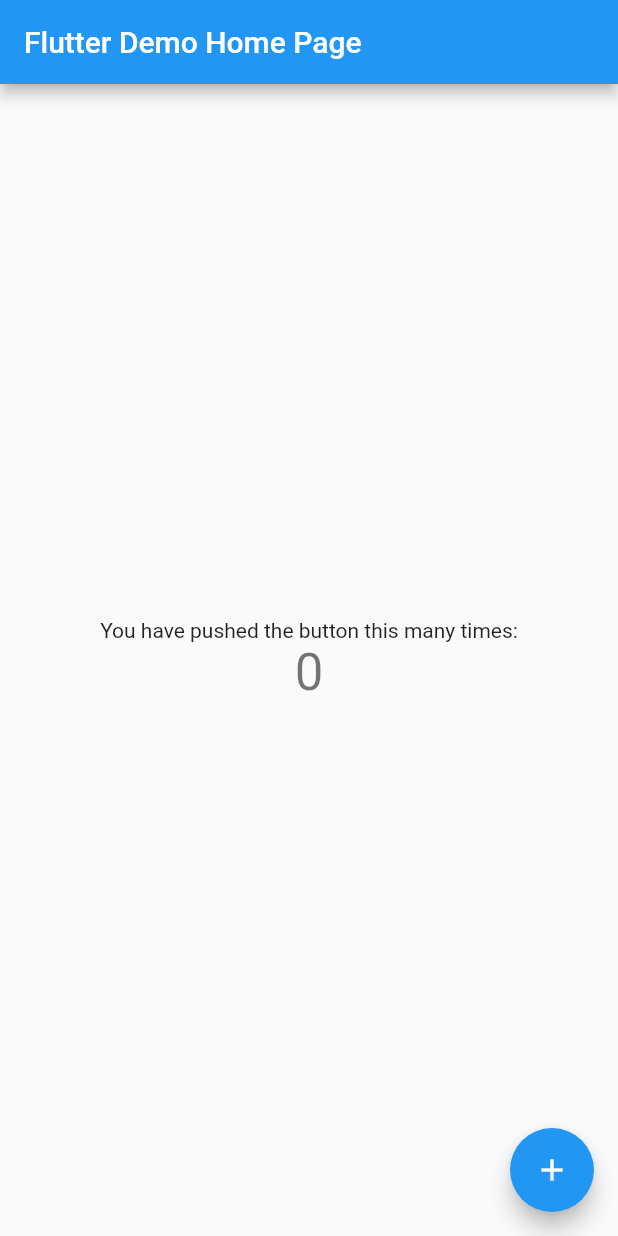
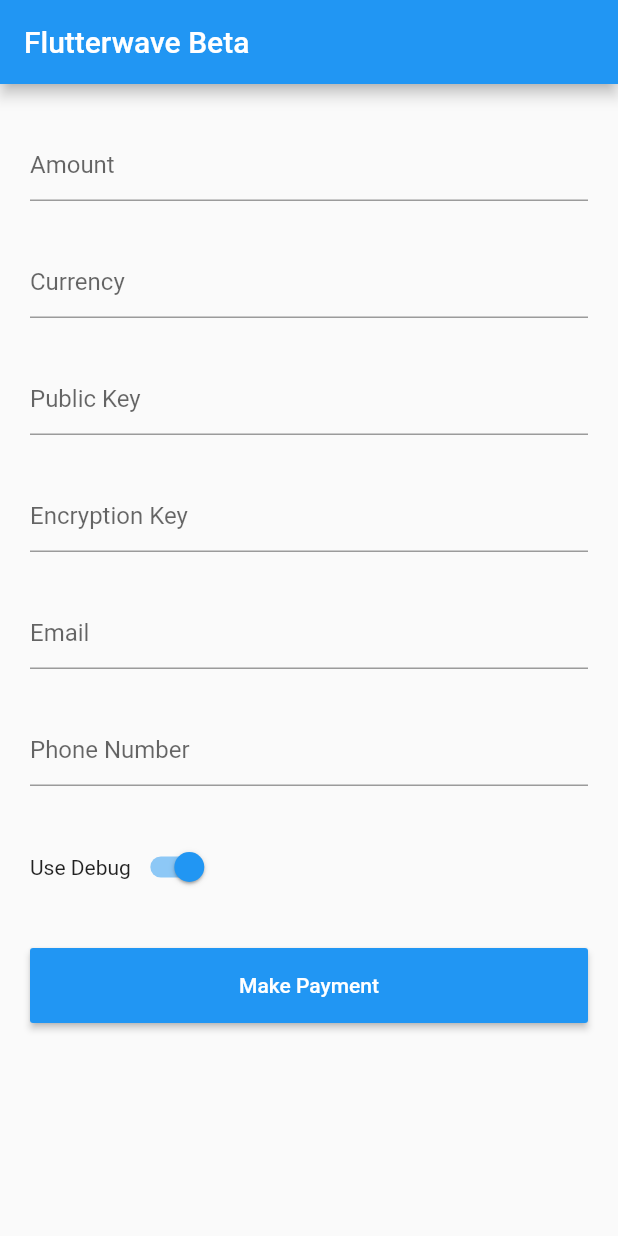
Before and after one commit to EhisEA/flutter_payment_test, a Flutter app: the screen it shows after launch, on a phone screen of 412 x 824 dp. Run offline on Flutter 3.47's test engine with Material 2 defaults, Android fonts, the phone set to English and light mode, and no system bars; missing offline and left inert: flutterwave.

```diff
--- a/lib/main.dart
+++ b/lib/main.dart
@@ -1,47 +1,22 @@
 import 'package:flutter/material.dart';
+import 'package:flutterwave/flutterwave.dart';
 
 void main() {
   runApp(MyApp());
 }
 
 class MyApp extends StatelessWidget {
-  // This widget is the root of your application.
   @override
   Widget build(BuildContext context) {
     return MaterialApp(
       title: 'Flutter Demo',
-      theme: ThemeData(
-        // This is the theme of your application.
-        //
-        // Try running your application with "flutter run". You'll see the
-        // application has a blue toolbar. Then, without quitting the app, try
-        // changing the primarySwatch below to Colors.green and then invoke
-        // "hot reload" (press "r" in the console where you ran "flutter run",
-        // or simply save your changes to "hot reload" in a Flutter IDE).
-        // Notice that the counter didn't reset back to zero; the application
-        // is not restarted.
-        primarySwatch: Colors.blue,
-        // This makes the visual density adapt to the platform that you run
-        // the app on. For desktop platforms, the controls will be smaller and
-        // closer together (more dense) than on mobile platforms.
-        visualDensity: VisualDensity.adaptivePlatformDensity,
-      ),
-      home: MyHomePage(title: 'Flutter Demo Home Page'),
+      home: MyHomePage(title: 'Flutterwave Beta'),
     );
   }
 }
 
 class MyHomePage extends StatefulWidget {
   MyHomePage({Key key, this.title}) : super(key: key);
-
-  // This widget is the home page of your application. It is stateful, meaning
-  // that it has a State object (defined below) that contains fields that affect
-  // how it looks.
-
-  // This class is the configuration for the state. It holds the values (in this
-  // case the title) provided by the parent (in this case the App widget) and
-  // used by the build method of the State. Fields in a Widget subclass are
-  // always marked "final".
 
   final String title;
 
@@ -50,68 +25,245 @@ class MyHomePage extends StatefulWidget {
 }
 
 class _MyHomePageState extends State<MyHomePage> {
-  int _counter = 0;
+  final formKey = GlobalKey<FormState>();
+  final amountController = TextEditingController();
+  final currencyController = TextEditingController();
+  final narrationController = TextEditingController();
+  final publicKeyController = TextEditingController();
+  final encryptionKeyController = TextEditingController();
+  final emailController = TextEditingController();
+  final phoneNumberController = TextEditingController();
 
-  void _incrementCounter() {
-    setState(() {
-      // This call to setState tells the Flutter framework that something has
-      // changed in this State, which causes it to rerun the build method below
-      // so that the display can reflect the updated values. If we changed
-      // _counter without calling setState(), then the build method would not be
-      // called again, and so nothing would appear to happen.
-      _counter++;
-    });
-  }
+  String selectedCurrency = "";
+
+  bool isDebug = true;
 
   @override
   Widget build(BuildContext context) {
-    // This method is rerun every time setState is called, for instance as done
-    // by the _incrementCounter method above.
-    //
-    // The Flutter framework has been optimized to make rerunning build methods
-    // fast, so that you can just rebuild anything that needs updating rather
-    // than having to individually change instances of widgets.
+    this.currencyController.text = this.selectedCurrency;
+
     return Scaffold(
       appBar: AppBar(
-        // Here we take the value from the MyHomePage object that was created by
-        // the App.build method, and use it to set our appbar title.
         title: Text(widget.title),
       ),
-      body: Center(
-        // Center is a layout widget. It takes a single child and positions it
-        // in the middle of the parent.
-        child: Column(
-          // Column is also a layout widget. It takes a list of children and
-          // arranges them vertically. By default, it sizes itself to fit its
-          // children horizontally, and tries to be as tall as its parent.
-          //
-          // Invoke "debug painting" (press "p" in the console, choose the
-          // "Toggle Debug Paint" action from the Flutter Inspector in Android
-          // Studio, or the "Toggle Debug Paint" command in Visual Studio Code)
-          // to see the wireframe for each widget.
-          //
-          // Column has various properties to control how it sizes itself and
-          // how it positions its children. Here we use mainAxisAlignment to
-          // center the children vertically; the main axis here is the vertical
-          // axis because Columns are vertical (the cross axis would be
-          // horizontal).
-          mainAxisAlignment: MainAxisAlignment.center,
-          children: <Widget>[
-            Text(
-              'You have pushed the button this many times:',
-            ),
-            Text(
-              '$_counter',
-              style: Theme.of(context).textTheme.headline4,
-            ),
-          ],
+      body: Container(
+        width: double.infinity,
+        margin: EdgeInsets.fromLTRB(20, 10, 20, 10),
+        child: Form(
+          key: this.formKey,
+          child: ListView(
+            children: <Widget>[
+              Container(
+                margin: EdgeInsets.fromLTRB(0, 20, 0, 10),
+                child: TextFormField(
+                  controller: this.amountController,
+                  textInputAction: TextInputAction.next,
+                  keyboardType: TextInputType.number,
+                  style: TextStyle(color: Colors.black),
+                  decoration: InputDecoration(hintText: "Amount"),
+                  validator: (value) =>
+                      value.isNotEmpty ? null : "Amount is required",
+                ),
+              ),
+              Container(
+                margin: EdgeInsets.fromLTRB(0, 20, 0, 10),
+                child: TextFormField(
+                  controller: this.currencyController,
+                  textInputAction: TextInputAction.next,
+                  style: TextStyle(color: Colors.black),
+                  readOnly: true,
+                  onTap: this._openBottomSheet,
+                  decoration: InputDecoration(
+                    hintText: "Currency",
+                  ),
+                  validator: (value) =>
+                      value.isNotEmpty ? null : "Currency is required",
+                ),
+              ),
+              Container(
+                margin: EdgeInsets.fromLTRB(0, 20, 0, 10),
+                child: TextFormField(
+                  controller: this.publicKeyController,
+                  textInputAction: TextInputAction.next,
+                  style: TextStyle(color: Colors.black),
+                  obscureText: true,
+                  decoration: InputDecoration(
+                    hintText: "Public Key",
+                  ),
+                ),
+              ),
+              Container(
+                margin: EdgeInsets.fromLTRB(0, 20, 0, 10),
+                child: TextFormField(
+                  controller: this.encryptionKeyController,
+                  textInputAction: TextInputAction.next,
+                  style: TextStyle(color: Colors.black),
+                  obscureText: true,
+                  decoration: InputDecoration(
+                    hintText: "Encryption Key",
+                  ),
+                ),
+              ),
+              Container(
+                margin: EdgeInsets.fromLTRB(0, 20, 0, 10),
+                child: TextFormField(
+                  controller: this.emailController,
+                  textInputAction: TextInputAction.next,
+                  style: TextStyle(color: Colors.black),
+                  decoration: InputDecoration(
+                    hintText: "Email",
+                  ),
+                  validator: (value) =>
+                      value.isNotEmpty ? null : "Email is required",
+                ),
+              ),
+              Container(
+                margin: EdgeInsets.fromLTRB(0, 20, 0, 10),
+                child: TextFormField(
+                  controller: this.phoneNumberController,
+                  textInputAction: TextInputAction.next,
+                  style: TextStyle(color: Colors.black),
+                  decoration: InputDecoration(
+                    hintText: "Phone Number",
+                  ),
+                  validator: (value) =>
+                      value.isNotEmpty ? null : "Phone Number is required",
+                ),
+              ),
+              Container(
+                width: double.infinity,
+                margin: EdgeInsets.fromLTRB(0, 20, 0, 10),
+                child: Row(
+                  // mainAxisAlignment: MainAxisAlignment.spaceBetween,
+                  children: [
+                    Text("Use Debug"),
+                    Switch(
+                      onChanged: (value) => {
+                        setState(() {
+                          isDebug = value;
+                        })
+                      },
+                      value: this.isDebug,
+                    ),
+                  ],
+                ),
+              ),
+              Container(
+                width: double.infinity,
+                height: 50,
+                margin: EdgeInsets.fromLTRB(0, 20, 0, 10),
+                child: RaisedButton(
+                  onPressed: this._onPressed,
+                  color: Colors.blue,
+                  child: Text(
+                    "Make Payment",
+                    style: TextStyle(color: Colors.white),
+                  ),
+                ),
+              )
+            ],
+          ),
         ),
-      ),
-      floatingActionButton: FloatingActionButton(
-        onPressed: _incrementCounter,
-        tooltip: 'Increment',
-        child: Icon(Icons.add),
       ), // This trailing comma makes auto-formatting nicer for build methods.
     );
   }
+
+  _onPressed() {
+    if (this.formKey.currentState.validate()) {
+      this._handlePaymentInitialization();
+    }
+  }
+
+  _handlePaymentInitialization() async {
+    final flutterwave = Flutterwave.forUIPayment(
+        amount: this.amountController.text.toString().trim(),
+        currency: this.currencyController.text,
+        context: this.context,
+        publicKey: this.publicKeyController.text.trim(),
+        encryptionKey: this.encryptionKeyController.text.trim(),
+        email: this.emailController.text.trim(),
+        fullName: "Test User",
+        txRef: DateTime.now().toIso8601String(),
+        narration: "Example Project",
+        isDebugMode: this.isDebug,
+        phoneNumber: this.phoneNumberController.text.trim(),
+        acceptAccountPayment: true,
+        acceptCardPayment: true,
+        acceptUSSDPayment: true);
+    final response = await flutterwave.initializeForUiPayments();
+    if (response != null) {
+      this.showLoading(response.data.status);
+    } else {
+      this.showLoading("No Response!");
+    }
+  }
+
+  void _openBottomSheet() {
+    showModalBottomSheet(
+        context: this.context,
+        builder: (context) {
+          return this._getCurrency();
+        });
+  }
+
+  Widget _getCurrency() {
+    final currencies = [
+      FlutterwaveCurrency.UGX,
+      FlutterwaveCurrency.GHS,
+      FlutterwaveCurrency.NGN,
+      FlutterwaveCurrency.RWF,
+      FlutterwaveCurrency.KES,
+      FlutterwaveCurrency.XAF,
+      FlutterwaveCurrency.XOF,
+      FlutterwaveCurrency.ZMW
+    ];
+    return Container(
+      height: 250,
+      margin: EdgeInsets.fromLTRB(0, 10, 0, 0),
+      color: Colors.white,
+      child: ListView(
+        children: currencies
+            .map((currency) => ListTile(
+                  onTap: () => {this._handleCurrencyTap(currency)},
+                  title: Column(
+                    children: [
+                      Text(
+                        currency,
+                        textAlign: TextAlign.start,
+                        style: TextStyle(color: Colors.black),
+                      ),
+                      SizedBox(height: 4),
+                      Divider(height: 1)
+                    ],
+                  ),
+                ))
+            .toList(),
+      ),
+    );
+  }
+
+  _handleCurrencyTap(String currency) {
+    this.setState(() {
+      this.selectedCurrency = currency;
+      this.currencyController.text = currency;
+    });
+    Navigator.pop(this.context);
+  }
+
+  Future<void> showLoading(String message) {
+    return showDialog(
+      context: this.context,
+      barrierDismissible: false,
+      builder: (BuildContext context) {
+        return AlertDialog(
+          content: Container(
+            margin: EdgeInsets.fromLTRB(30, 20, 30, 20),
+            width: double.infinity,
+            height: 50,
+            child: Text(message),
+          ),
+        );
+      },
+    );
+  }
 }
```
